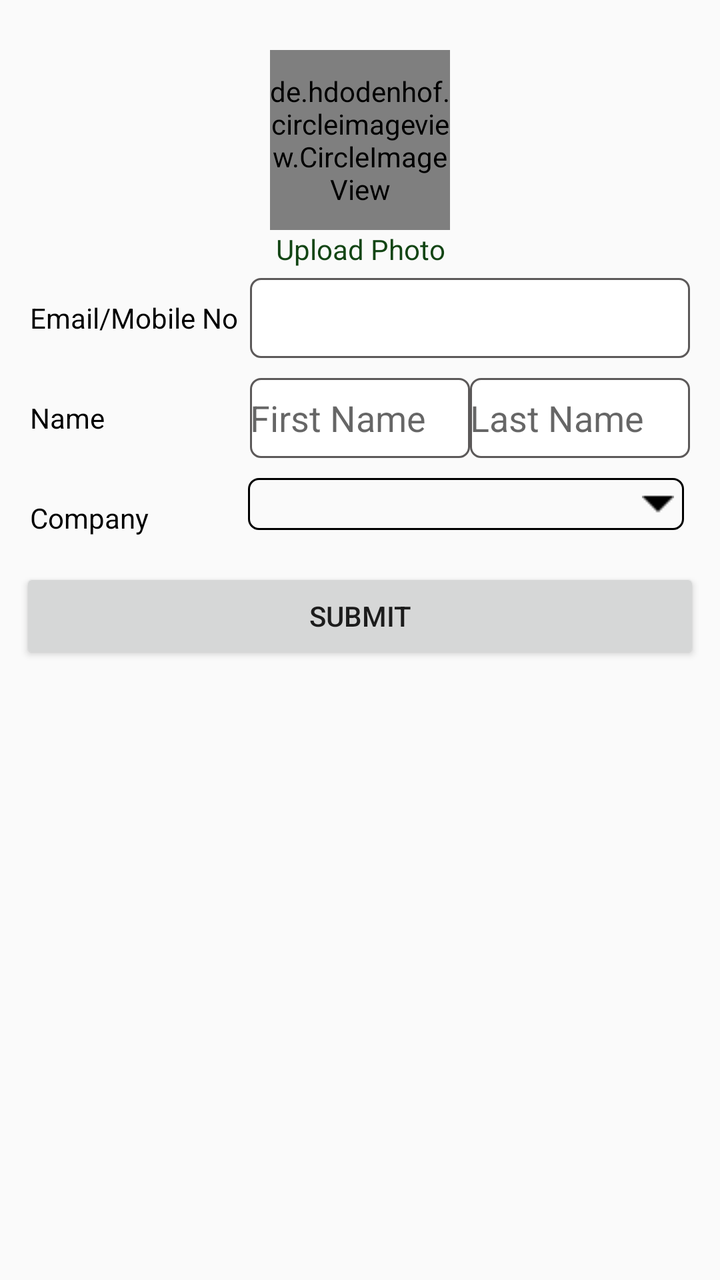
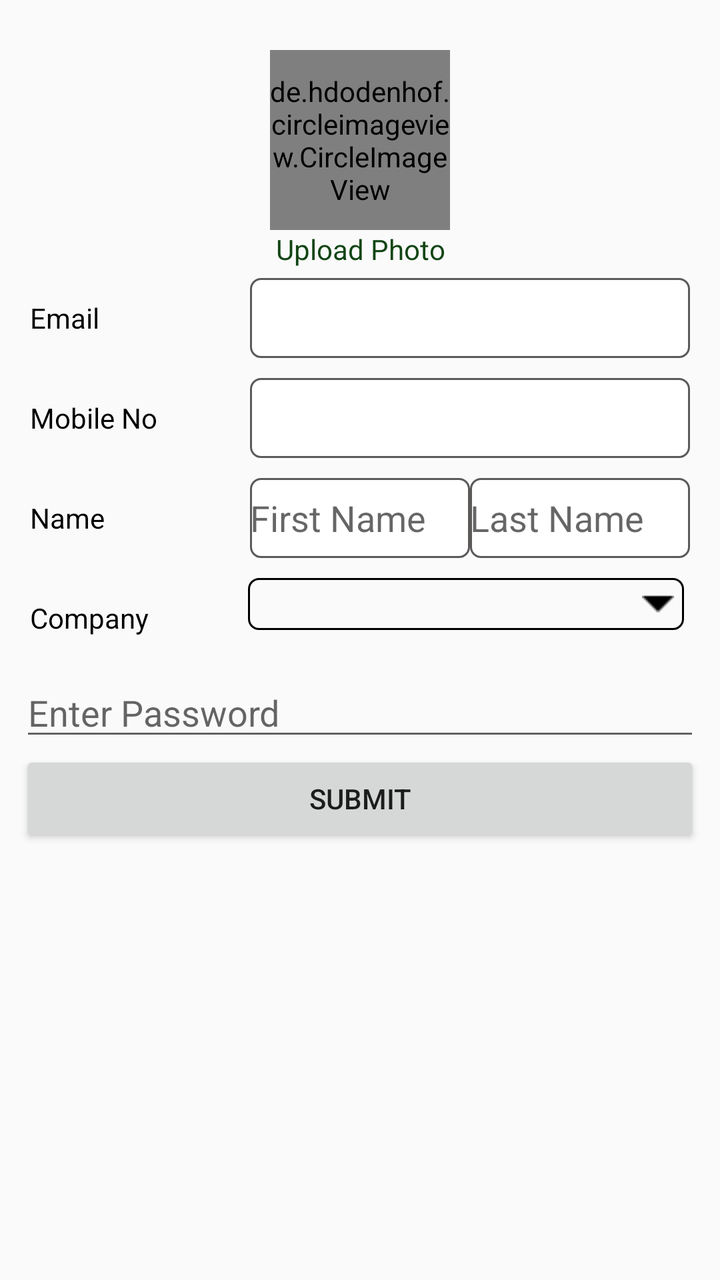

An Android layout rendered at two revisions. The XML below is the earlier revision; the diff shows what the commit changed to produce the second picture.
<!-- AndroidManifest.xml: application theme AppTheme -->
<!-- res/layout/essentials_activity.xml -->
<?xml version="1.0" encoding="utf-8"?>
<LinearLayout xmlns:android="http://schemas.android.com/apk/res/android"
    android:layout_width="match_parent"
    android:layout_height="match_parent"
    android:orientation="vertical"
    android:padding="5dp">

    <ScrollView xmlns:android="http://schemas.android.com/apk/res/android"
        android:layout_width="match_parent"
        android:layout_height="match_parent"
        android:fitsSystemWindows="true">

        <LinearLayout
            android:layout_width="match_parent"
            android:layout_height="match_parent"
            android:orientation="vertical"
            android:padding="5dp">

            <LinearLayout
                android:layout_width="match_parent"
                android:layout_height="wrap_content"
                android:gravity="center"
                android:orientation="vertical">

                <de.hdodenhof.circleimageview.CircleImageView xmlns:app="http://schemas.android.com/apk/res-auto"
                    android:id="@+id/display_image"
                    android:layout_width="@dimen/DrawerHeader_CircleImageView_width"
                    android:layout_height="@dimen/DrawerHeader_CircleImageView_height"
                    android:layout_marginTop="@dimen/DrawerHeader_CircleImageView_marginTop"
                    android:src="@android:drawable/ic_menu_report_image"
                    app:civ_border_color="#898484"
                    app:civ_border_width="@dimen/DrawerHeader_CircleImageView_border_width" />

                <TextView
                    android:layout_width="wrap_content"
                    android:layout_height="wrap_content"
                    android:gravity="center"
                    android:onClick="pickAImage"
                    android:text="Upload Photo"
                    android:textColor="@color/colorPrimary" />
            </LinearLayout>

            <LinearLayout
                android:layout_width="match_parent"
                android:layout_height="50dp"
                android:orientation="horizontal"
                android:padding="5dp">

                <TextView
                    android:layout_width="0dp"
                    android:layout_height="match_parent"
                    android:layout_gravity="center"
                    android:layout_weight="1"
                    android:gravity="left|center"
                    android:text="Email/Mobile No "
                    android:textColor="#000" />

                <EditText
                    android:id="@+id/emailAndMobile"
                    android:layout_width="0dp"
                    android:layout_height="match_parent"
                    android:layout_gravity="center"
                    android:layout_weight="2"
                    android:singleLine="true"
                    android:background="@drawable/rounded_edittext" />


            </LinearLayout>

            <LinearLayout
                android:layout_width="match_parent"
                android:layout_height="50dp"
                android:orientation="horizontal"
                android:padding="5dp">

                <TextView
                    android:layout_width="0dp"
                    android:layout_height="match_parent"
                    android:layout_weight="1"
                    android:gravity="left|center"
                    android:text="Name"
                    android:textColor="#000" />

                <EditText
                    android:id="@+id/firstName"
                    android:layout_width="0dp"
                    android:layout_height="match_parent"
                    android:layout_gravity="center"
                    android:layout_weight="1"
                    android:singleLine="true"
                    android:background="@drawable/rounded_edittext"
                    android:hint="First Name" />

                <EditText
                    android:id="@+id/lastName"
                    android:layout_width="0dp"
                    android:layout_height="match_parent"
                    android:layout_gravity="center"
                    android:layout_weight="1"
                    android:singleLine="true"
                    android:background="@drawable/rounded_edittext"
                    android:hint="Last Name" />


            </LinearLayout>

            <LinearLayout
                android:layout_width="match_parent"
                android:layout_height="50dp"
                android:orientation="horizontal"
                android:padding="5dp">

                <TextView
                    android:layout_width="0dp"
                    android:layout_height="match_parent"
                    android:layout_gravity="center"
                    android:layout_weight="1"
                    android:gravity="left|center"
                    android:text="Company"
                    android:textColor="#000" />

                <RelativeLayout
                    android:layout_width="0dp"
                    android:layout_height="wrap_content"
                    android:layout_marginRight="3dp"
                    android:layout_weight="2"
                    android:background="@drawable/spinner_border"
                    android:orientation="horizontal">

                    <Spinner
                        android:id="@+id/txt_exxentinalBranches"
                        android:layout_width="match_parent"
                        android:layout_height="wrap_content"
                        android:layout_centerVertical="true"
                        android:layout_gravity="center"
                        android:background="@android:color/transparent"

                        android:gravity="center"
                        android:padding="10dp" />

                    <ImageView
                        android:layout_width="wrap_content"
                        android:layout_height="wrap_content"
                        android:layout_alignParentRight="true"
                        android:layout_centerVertical="true"
                        android:layout_gravity="center"
                        android:padding="5sp"
                        android:src="@drawable/drop_down" />

                </RelativeLayout>


            </LinearLayout>

           

            <Button
                android:id="@+id/submit"
                android:layout_width="match_parent"
                android:layout_height="match_parent"
                android:text="Submit"/>

        </LinearLayout>
    </ScrollView>
</LinearLayout>
<!-- resources referenced by this layout -->
<resources>
  <color name="colorPrimary">#124514</color>
  <dimen name="DrawerHeader_CircleImageView_border_width">2dp</dimen>
  <dimen name="DrawerHeader_CircleImageView_height">90dp</dimen>
  <dimen name="DrawerHeader_CircleImageView_marginTop">15dp</dimen>
  <dimen name="DrawerHeader_CircleImageView_width">90dp</dimen>
  <!-- drawable drop_down: png bitmap (drawable, 211 bytes) -->
  <!-- drawable rounded_edittext (drawable) -->
  <?xml version="1.0" encoding="utf-8"?>
  <selector xmlns:android="http://schemas.android.com/apk/res/android">
      <item>
  
  <shape android:shape="rectangle">
      <solid android:color="#fff"/>
      <stroke android:color="#5c5959"
          android:width="1dp"/>
      <corners android:radius="5dp"/>
  
  </shape>
  
      </item>
  
  </selector>
  <!-- drawable spinner_border (drawable) -->
  <?xml version="1.0" encoding="utf-8"?>
  <shape xmlns:android="http://schemas.android.com/apk/res/android">
      <solid android:color="@android:color/transparent" />
      <corners android:radius="5dp" />
      <stroke
          android:width="1dp"
          android:color="#000">
  
      </stroke>
      </shape>
  <style name="AppTheme" parent="Theme.AppCompat.Light.DarkActionBar">
          
          <item name="windowNoTitle">true</item>
          <item name="windowActionBar">false</item>
          <item name="colorPrimary">@color/colorPrimary</item>
          <item name="colorPrimaryDark">@color/colorPrimaryDark</item>
          <item name="colorAccent">@color/colorAccent</item>
      </style>
  <color name="colorPrimaryDark">#303F9F</color>
  <color name="colorAccent">#000105</color>
</resources>

<!-- the commit's change to res/layout/essentials_activity.xml (unified diff, before → after) -->
@@ -27,7 +27,7 @@
                     android:layout_width="@dimen/DrawerHeader_CircleImageView_width"
                     android:layout_height="@dimen/DrawerHeader_CircleImageView_height"
                     android:layout_marginTop="@dimen/DrawerHeader_CircleImageView_marginTop"
-                    android:src="@android:drawable/ic_menu_report_image"
+                    android:src="@drawable/imge_placeholder"
                     app:civ_border_color="#898484"
                     app:civ_border_width="@dimen/DrawerHeader_CircleImageView_border_width" />
 
@@ -52,7 +52,7 @@
                     android:layout_gravity="center"
                     android:layout_weight="1"
                     android:gravity="left|center"
-                    android:text="Email/Mobile No "
+                    android:text="Email"
                     android:textColor="#000" />
 
                 <EditText
@@ -65,8 +65,36 @@
                     android:background="@drawable/rounded_edittext" />
 
 
-            </LinearLayout>
-
+
+            </LinearLayout>
+            <LinearLayout
+                android:layout_width="match_parent"
+                android:layout_height="50dp"
+                android:orientation="horizontal"
+                android:padding="5dp">
+
+                <TextView
+                    android:layout_width="0dp"
+                    android:layout_height="match_parent"
+                    android:layout_gravity="center"
+                    android:layout_weight="1"
+                    android:gravity="left|center"
+                    android:text="Mobile No "
+                    android:textColor="#000" />
+
+                <EditText
+                    android:id="@+id/Mobile"
+                    android:layout_width="0dp"
+                    android:layout_height="match_parent"
+                    android:layout_gravity="center"
+                    android:layout_weight="2"
+                    android:inputType="numberDecimal"
+                    android:singleLine="true"
+                    android:background="@drawable/rounded_edittext" />
+
+
+
+            </LinearLayout>
             <LinearLayout
                 android:layout_width="match_parent"
                 android:layout_height="50dp"
@@ -148,9 +176,26 @@
                         android:src="@drawable/drop_down" />
 
                 </RelativeLayout>
-
-
-            </LinearLayout>
+                
+            
+
+            </LinearLayout>
+            
+           <EditText
+               android:layout_width="match_parent"
+               android:layout_gravity="center"
+               android:id="@+id/add_password"
+               android:layout_height="wrap_content"
+               android:hint="Enter Password"/>
+
+            <EditText
+                android:layout_width="match_parent"
+                android:layout_gravity="center"
+                android:visibility="gone"
+                android:layout_height="wrap_content"
+                android:hint="Re Enter Password"/>
+
+
 
            
 
<!-- resource entries referenced after the edit -->
@@ -6,6 +6,7 @@
   <dimen name="DrawerHeader_CircleImageView_marginTop">15dp</dimen>
   <dimen name="DrawerHeader_CircleImageView_width">90dp</dimen>
   <!-- drawable drop_down: png bitmap (drawable, 211 bytes) -->
+  <!-- drawable imge_placeholder: png bitmap (drawable, 4372 bytes) -->
   <!-- drawable rounded_edittext (drawable) -->
   <?xml version="1.0" encoding="utf-8"?>
   <selector xmlns:android="http://schemas.android.com/apk/res/android">
